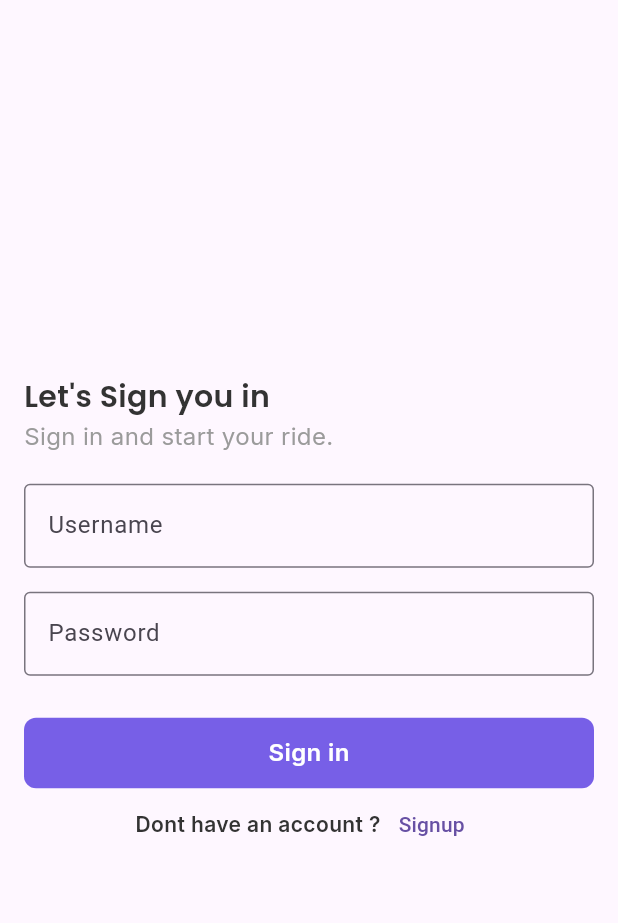
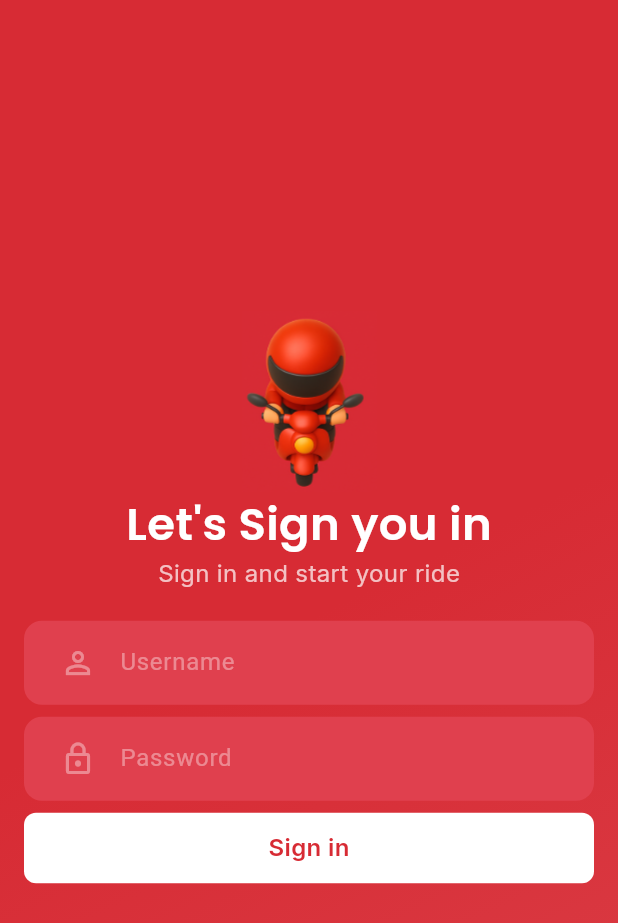
Before and after one commit to lloyd031/Rider-realtime-location, a Flutter app: the screen it shows after launch, on a phone screen of 412 x 824 dp. Shown: the top 923 px of the screen. Run offline on Flutter 3.47's test engine with Material 3 defaults, Android fonts, the phone set to English and light mode, and no system bars; our stand-ins replace cloud_firestore, firebase_auth, firebase_core, flutter_local_notifications, flutter_spinkit, geolocator and 7 more; missing offline and left inert: dart:ffi, flutter_background_service; accounts and stored records are empty.

Commit message:
fixed login gui

```diff
--- a/lib/models/Ad.dart
+++ b/lib/models/Ad.dart
@@ -1,5 +1,7 @@
 class Ad_Model{
   final String? id;
   String name;
-  Ad_Model(this.id,this.name);
+  String end;
+  bool exceed;
+  Ad_Model(this.id,this.name,this.end,this.exceed);
 }
--- a/lib/pages/auth/auth_wapper.dart
+++ b/lib/pages/auth/auth_wapper.dart
@@ -21,6 +21,6 @@ class _AuthenticateState extends State<Authenticate> {
   @override
   Widget build(BuildContext context) {
 
-    return (islogin==true)?LogIn(switchAuth: switchAuth,login: widget.login,):SignUp(switchAuth: switchAuth,);
+    return LogIn(switchAuth: switchAuth,login: widget.login,);
   }
 }
--- a/lib/pages/auth/login.dart
+++ b/lib/pages/auth/login.dart
@@ -35,30 +35,39 @@ class _LogInState extends State<LogIn> {
         )
         : Scaffold(
           body: SafeArea(
+            child: Container(
+              decoration: BoxDecoration(
+                      gradient: LinearGradient(
+                        begin: Alignment.topLeft,
+                        end: Alignment.bottomRight,
+                        colors: [
+                          Color.fromRGBO(215, 43, 52, 1),
+                          Color.fromRGBO(215, 43, 52, 1),
+                          Color.fromRGBO(215, 43, 52, 0.9), // Darker blue
+                        ],
+                      ),
+                    ),
               child: Padding(
-
                 padding: const EdgeInsets.all(16.0),
                 child: Column(
-                crossAxisAlignment: CrossAxisAlignment.start,
+                  crossAxisAlignment: CrossAxisAlignment.center,
                   mainAxisAlignment: MainAxisAlignment.center,
                   children: [
+                    Image.asset("assets/loginicon.PNG", width: 90),
                     Text(
                       "Let's Sign you in",
                       style: GoogleFonts.poppins(
                         textStyle: TextStyle(
-                        color: Color.fromRGBO(51, 51, 51, 1),
-                        fontSize: 20,
+                          color: Colors.white,
+                          fontSize: 30,
                           fontWeight: FontWeight.w600,
                         ),
                       ),
                     ),
                     Text(
-                    "Sign in and start your ride.",
+                      "Sign in and start your ride",
                       style: GoogleFonts.inter(
-                      textStyle: TextStyle(
-                        color: Color.fromRGBO(155, 155, 155, 1),
-                        fontSize: 16,
-                      ),
+                        textStyle: TextStyle(color: Colors.white.withAlpha(180), fontSize: 16),
                       ),
                     ),
                     SizedBox(height: 20),
@@ -68,40 +77,57 @@ class _LogInState extends State<LogIn> {
                       child: Column(
                         crossAxisAlignment: CrossAxisAlignment.start,
                         children: [
-                        TextFormField(
+                          Container(
+                            decoration: BoxDecoration(
+                              color: Color.fromRGBO(224,64, 78, 1),
+                              borderRadius: BorderRadius.circular(12),
+                            ),
+                            padding: EdgeInsets.symmetric(horizontal: 12),
+                            child: TextFormField(
+                               style: TextStyle(color: Colors.white),
                               decoration: InputDecoration(
                                 labelText: 'Username',
-                            border: OutlineInputBorder(),
+                                labelStyle: TextStyle(color: Colors.white.withAlpha(98)),
+                                prefixIcon: Icon(Icons.person_outline, color: Colors.white.withAlpha(98),),
+                                border: InputBorder.none,
                               ),
-                          keyboardType: TextInputType.emailAddress,
                               onChanged: (val) {
                                 setState(() {
                                   uname = val;
                                 });
                               },
-                          validator: (val) => val!.isEmpty ? "Rquired" : null,
                             ),
-                        SizedBox(height: 16),
-                        TextFormField(
+                          ),
+                          SizedBox(height: 8),
+                          Container(
+                            decoration: BoxDecoration(
+                              color: Color.fromRGBO(224,64, 78, 1),
+                              borderRadius: BorderRadius.circular(12),
+                            ),
+                            child: Padding(
+                              padding: const EdgeInsets.symmetric(horizontal: 12),
+                              child: TextFormField(
+                                 style: TextStyle(color: Colors.white),
                                 decoration: InputDecoration(
                                   labelText: 'Password',
-                            border: OutlineInputBorder(),
+                                  labelStyle: TextStyle(color: Colors.white.withAlpha(98)),
+                                prefixIcon: Icon(Icons.lock_outline, color: Colors.white.withAlpha(98),),
+                                  border: InputBorder.none,
                                 ),
                                 onChanged: (val) {
                                   setState(() {
                                     pw = val;
                                   });
                                 },
-                          validator: (val) => val!.isEmpty ? "Rquired" : null,
+
                                 obscureText: true,
                               ),
-
-                        Text(error, style: TextStyle(color: Colors.red)),
+                            ),
+                          ),
 
 
-                        SizedBox(height: 8,),
+                          SizedBox(height: 8),
                           InkWell(
-
                             onTap: () async {
                               if (_formKey.currentState!.validate()) {
                                 setState(() {
@@ -110,7 +136,7 @@ class _LogInState extends State<LogIn> {
                                 dynamic result = await auth.login(uname, pw);
                                 if (result == null) {
                                   setState(() {
-                                  error = "Invalid email or password";
+                                    error = " * Invalid email or password";
                                     loading = false;
                                   });
                                   ;
@@ -123,21 +149,26 @@ class _LogInState extends State<LogIn> {
                               width: double.maxFinite,
                               padding: EdgeInsets.symmetric(vertical: 12),
                               decoration: BoxDecoration(
-                              color: Color.fromRGBO(119, 95, 231, 1.0),
-                              borderRadius: BorderRadius.circular(8)
+                                color: Colors.white,
+                                borderRadius: BorderRadius.circular(8),
                               ),
-                            child: Center(child: Text(
+                              child: Center(
+                                child: Text(
                                   "Sign in",
                                   style: GoogleFonts.inter(
                                     textStyle: TextStyle(
-                          color: Colors.white,
+                                      color: Color.fromRGBO(215, 43, 52, 1),
                                       fontSize: 16,
                                       fontWeight: FontWeight.w600,
                                     ),
                                   ),
-                    ),)),
                                 ),
-                        Row(
+                              ),
+                            ),
+                          ),
+
+                          /**
+                           * Row(
                             mainAxisSize: MainAxisSize.max,
                             mainAxisAlignment: MainAxisAlignment.center,
                             children: [
@@ -154,11 +185,14 @@ class _LogInState extends State<LogIn> {
                               TextButton(onPressed:(){widget.switchAuth();}, child:Text("Signup")),
                             ],
                           ),
-
+                           */
                         ],
                       ),
                     ),
+                    SizedBox(height: 8),
+                    Text(error, style: TextStyle(color: Colors.white)),
                   ],
+                ),
               ),
             ),
           ),
--- a/lib/pages/loading.dart
+++ b/lib/pages/loading.dart
@@ -7,7 +7,7 @@ class Loading extends StatelessWidget {
   @override
   Widget build(BuildContext context) {
     return Center(
-      child: SpinKitWaveSpinner(color: Colors.blue, size: 100,waveColor: Colors.blue,),
+      child: SpinKitWave(color: Color.fromRGBO(231, 81, 111, 1.0), size: 50),
     );
   }
 }
--- a/lib/pages/wrapper.dart
+++ b/lib/pages/wrapper.dart
@@ -13,7 +13,7 @@ class Wrapper extends StatefulWidget {
   @override
   _WrapperState createState() => _WrapperState();
 }
-
+RiderObj? rider;
 class _WrapperState extends State<Wrapper> {
    Future<Position> _determinePosition() async {
         bool locServiceEnabled;
@@ -87,7 +87,11 @@ class _WrapperState extends State<Wrapper> {
     {
       var userBox=Hive.box('userBox');
       String? rider_id=userBox.get(0)[1].toString();
-      return Home(rider_id,login);
+      String? fn=userBox.get(0)[2];
+      String? ln=userBox.get(0)[3];
+      String? uname=userBox.get(0)[4];
+
+      return Home(rider_id: rider_id,fn:fn ,ln: ln,uname: uname,login: login,);
 
     }
   }
--- a/pubspec.yaml
+++ b/pubspec.yaml
@@ -87,7 +87,7 @@ flutter:
   assets:
      - assets/rider.json
      - assets/rider.png
-     - assets/ride.png
+     - assets/loginicon.PNG
   #   - images/a_dot_ham.jpeg
 
   # An image asset can refer to one or more resolution-specific "variants", see
```
Also changed, not shown: lib/pages/adlist.dart (+26 -11 lines), lib/pages/home.dart (+13 -8 lines), lib/pages/startride.dart (+6 -5 lines), lib/services/database_service.dart (+8 -3 lines), assets/loginicon.PNG (added). Lines whose indentation alone changed are shown as unchanged.
